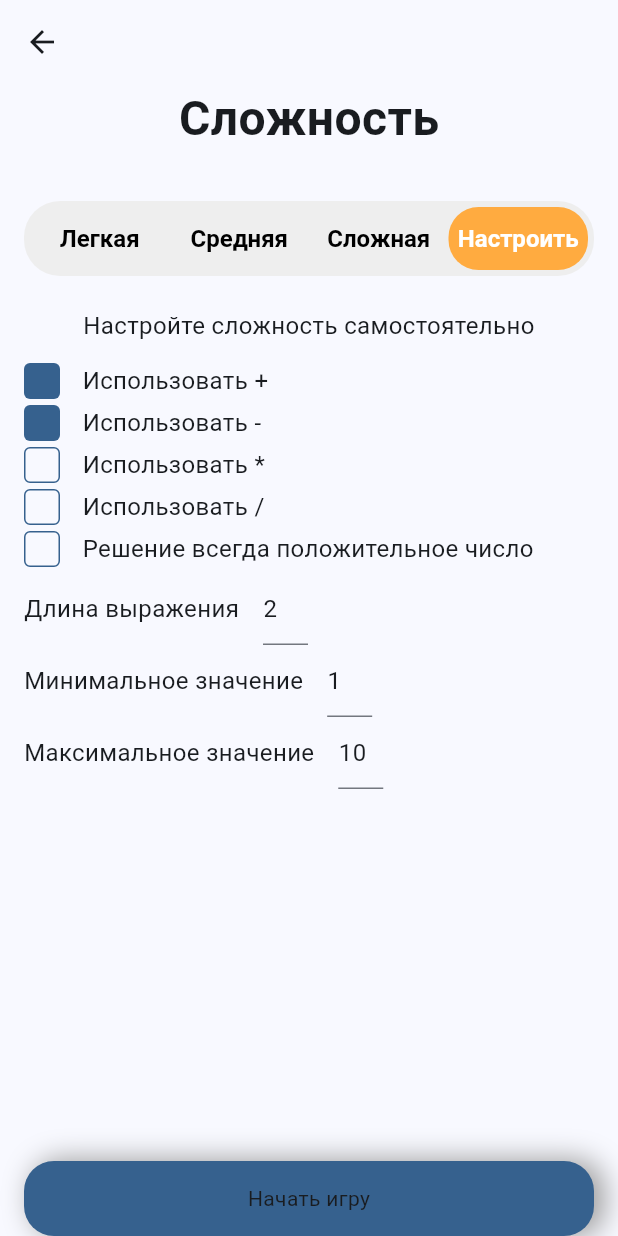
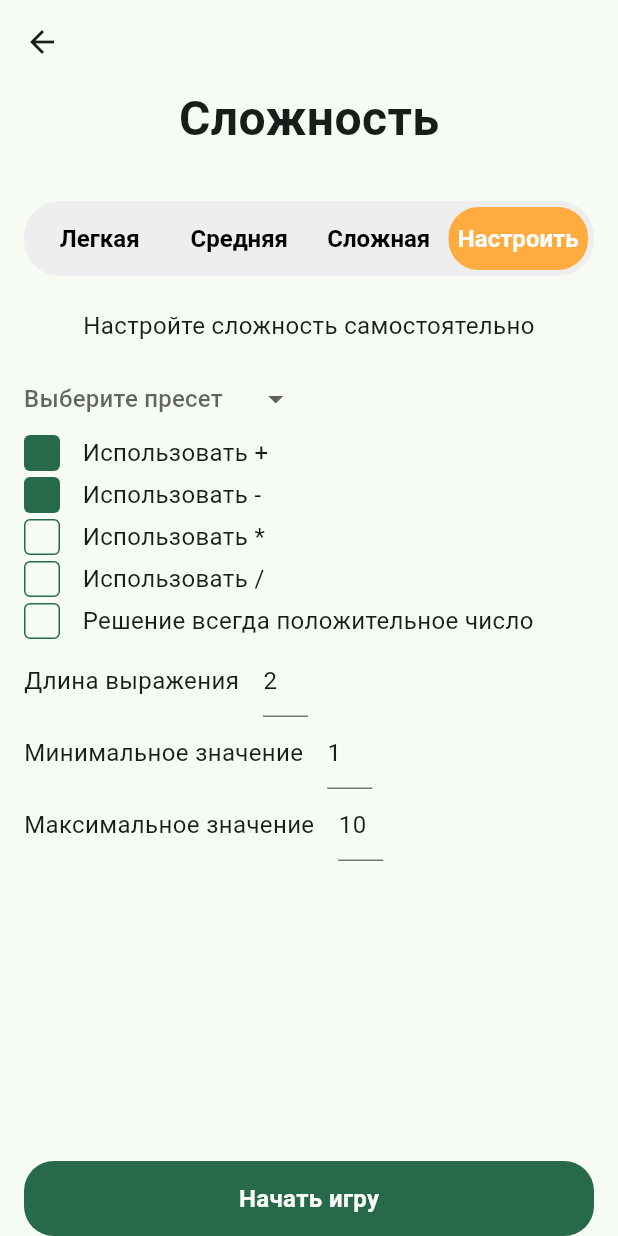
Before and after one commit to bulatBurganov/math_game, a Flutter app: the GameSettingsScreen screen opened by its route, after a tap on "Средняя", after a tap on "Сложная", after a tap on "Настроить", on a phone screen of 412 x 824 dp. Run offline on Flutter 3.47's test engine with Material 3 defaults, Android fonts, the phone set to English and light mode, and no system bars; our stand-ins replace auto_route, flutter_bloc, freezed_annotation; missing offline and left inert: flame.

Commit message:
added presets

```diff
--- a/lib/common/widgets/app_checkbox.dart
+++ b/lib/common/widgets/app_checkbox.dart
@@ -2,15 +2,15 @@
 
 class AppCheckBox extends StatefulWidget {
   const AppCheckBox({
-    Key? key,
+    super.key,
     this.onChange,
     this.size = 24,
-    required this.initialValue,
+    required this.value,
     this.title,
-  }) : super(key: key);
+  });
 
   final ValueChanged<bool>? onChange;
-  final bool initialValue;
+  final bool value;
   final double size;
   final String? title;
 
@@ -19,12 +19,22 @@
 }
 
 class _AppCheckBoxState extends State<AppCheckBox> {
-  late bool value;
+  late bool _value;
 
   @override
   void initState() {
-    value = widget.initialValue;
+    _value = widget.value;
     super.initState();
+  }
+
+  @override
+  void didUpdateWidget(covariant AppCheckBox oldWidget) {
+    if (widget.value != oldWidget.value) {
+      setState(() {
+        _value = widget.value;
+      });
+    }
+    super.didUpdateWidget(oldWidget);
   }
 
   @override
@@ -32,8 +42,8 @@
     return GestureDetector(
       onTap: () {
         setState(() {
-          value = !value;
-          widget.onChange?.call(value);
+          _value = !_value;
+          widget.onChange?.call(_value);
         });
       },
       child: Row(
@@ -41,11 +51,11 @@
           Container(
             clipBehavior: Clip.antiAlias,
             decoration: BoxDecoration(
-              color: value
+              color: _value
                   ? Theme.of(context).primaryColor
                   : Colors.transparent,
               border: Border.all(
-                color: value
+                color: _value
                     ? Colors.transparent
                     : Theme.of(context).primaryColor,
               ),
@@ -55,7 +65,7 @@
             height: widget.size,
             child: InkWell(
               child: Center(
-                child: value
+                child: _value
                     ? Icon(
                         Icons.check,
                         size: widget.size * 0.8,
--- a/lib/common/widgets/bounce_button.dart
+++ b/lib/common/widgets/bounce_button.dart
@@ -1,19 +1,27 @@
 import 'package:flutter/material.dart';
 
 class BounceButton extends StatefulWidget {
-  final Widget child;
+  final String text;
+  final Color? buttonColor;
+  final Color? textColor;
+  final double textSize;
   final Function onTap;
   final Duration duration;
   final Curve curve;
   final bool tapAfterAnimation;
+  final FontWeight? fontWeight;
 
   const BounceButton({
     super.key,
-    required this.child,
+    required this.text,
     required this.onTap,
     this.duration = const Duration(milliseconds: 150),
     this.curve = Curves.bounceIn,
     this.tapAfterAnimation = true,
+    this.buttonColor,
+    this.textColor,
+    this.textSize = 16,
+    this.fontWeight,
   });
 
   @override
@@ -76,22 +84,22 @@
               alignment: Alignment.center,
               duration: widget.duration,
               decoration: BoxDecoration(
-                boxShadow: [
-                  BoxShadow(
-                    color: Colors.grey.shade500,
-                    offset: const Offset(6, 0),
-                    blurRadius: 16,
-                    spreadRadius: 1,
-                  ),
-                ],
-                color: Theme.of(context).primaryColor,
+                color:
+                    widget.buttonColor ?? Theme.of(context).colorScheme.primary,
                 borderRadius: BorderRadius.circular(20),
               ),
               child: child,
             ),
           );
         },
-        child: widget.child,
+        child: Text(
+          widget.text,
+          style: TextStyle(
+            fontSize: widget.textSize,
+            color: widget.textColor ?? Theme.of(context).colorScheme.onPrimary,
+            fontWeight: widget.fontWeight ?? FontWeight.bold,
+          ),
+        ),
       ),
     );
   }
--- a/lib/l10n/intl_en.arb
+++ b/lib/l10n/intl_en.arb
@@ -25,5 +25,6 @@
     "maxShouldBeLargerThanMin":"Максимальное значение должно превышать минимальное",
     "lenMaxMinFieldsShoulBeFilled":"Поля длины выражения, минимального и максимального значения должны быть заполнены",
     "answerIsAlwaysPositive": "Решение всегда положительное число",
-    "multiplicationTablePreset": "Тренажер таблицы умножения"
+    "selectPreset": "Выберите пресет",
+    "multiplicationTable": "Таблица умножения"
 }
--- a/lib/l10n/intl_ru.arb
+++ b/lib/l10n/intl_ru.arb
@@ -25,5 +25,6 @@
     "maxShouldBeLargerThanMin":"Максимальное значение должно превышать минимальное",
     "lenMaxMinFieldsShoulBeFilled":"Поля длины выражения, минимального и максимального значения должны быть заполнены",
     "answerIsAlwaysPositive": "Решение всегда положительное число",
-    "multiplicationTablePreset": "Тренажер таблицы умножения"
+    "selectPreset": "Выберите пресет",
+    "multiplicationTable": "Таблица умножения"
 }
--- a/lib/math_game/domain/bloc/game_settings_bloc/game_settings_state.dart
+++ b/lib/math_game/domain/bloc/game_settings_bloc/game_settings_state.dart
@@ -12,16 +12,7 @@
 
   factory GameSettingsState.multiplicationTablePreset() => GameSettingsState(
     difficulty: GameDifficulty.user,
-    userSettings: const GameUserSettings(
-      useDivide: false,
-      usePlus: false,
-      useMinus: false,
-      useMultiply: true,
-      termLength: 2,
-      min: 1,
-      max: 9,
-      onlyPositiveResults: true,
-    ),
+    userSettings: GameUserSettings.multiplicationTable(),
   );
 }
 
@@ -37,7 +28,20 @@
     @Default(10) int? max,
     ValidationErrors? validationErrors,
     @Default(false) bool onlyPositiveResults,
+    GamePresets? preset,
   }) = _GameAdditionalSettings;
+
+  factory GameUserSettings.multiplicationTable() => const GameUserSettings(
+    useDivide: false,
+    usePlus: false,
+    useMinus: false,
+    useMultiply: true,
+    termLength: 2,
+    min: 1,
+    max: 9,
+    onlyPositiveResults: true,
+    preset: GamePresets.multiplicationTable,
+  );
 }
 
 enum ValidationErrors {
@@ -45,3 +49,5 @@
   minMaxAndLengthMustBeFilled,
   maxMustBeLargerThanMin,
 }
+
+enum GamePresets { none, multiplicationTable }
--- a/lib/math_game/ui/game_flow_wrapper_screen.dart
+++ b/lib/math_game/ui/game_flow_wrapper_screen.dart
@@ -10,8 +10,7 @@
 
 @RoutePage()
 class GameFlowWrapperScreen extends StatefulWidget implements AutoRouteWrapper {
-  final GamePresets? presets;
-  const GameFlowWrapperScreen({super.key, this.presets});
+  const GameFlowWrapperScreen({super.key});
 
   @override
   State<GameFlowWrapperScreen> createState() => _GameFlowWrapperScreenState();
@@ -31,13 +30,10 @@
     _gameFlowBloc = GameFlowBloc();
     _gameSettingsCubit = GameSettingsCubit(
       gameFlowBloc: _gameFlowBloc,
-      initialState: _getInitialGameSettings(),
+      initialState: GameSettingsState(),
     );
-    if (widget.presets == null) {
-      _gameFlowBloc.add(const GameFlowEventShowSettings());
-    } else {
-      _gameFlowBloc.add(const GameFlowEventStartGame());
-    }
+
+    _gameFlowBloc.add(const GameFlowEventShowSettings());
 
     super.initState();
   }
@@ -60,26 +56,11 @@
           } else if (state is GameFlowStateGameOver) {
             context.router.replace(GameOverRoute(scores: state.scores));
           } else if (state is GameFlowStateRestartGame) {
-            if (widget.presets != null) {
-              context.router.replace(const MathGameRoute());
-            } else {
-              context.router.replace(const GameSettingsRoute());
-            }
+            context.router.replace(const GameSettingsRoute());
           }
         },
         child: const AutoRouter(),
       ),
     );
   }
-
-  GameSettingsState _getInitialGameSettings() {
-    if (widget.presets == null) {
-      return GameSettingsState();
-    } else if (widget.presets == GamePresets.multiplicationTable) {
-      return GameSettingsState.multiplicationTablePreset();
-    }
-    return GameSettingsState();
-  }
 }
-
-enum GamePresets { multiplicationTable }
--- a/lib/math_game/ui/game_over_screen.dart
+++ b/lib/math_game/ui/game_over_screen.dart
@@ -59,7 +59,7 @@
                     const GameFlowEventRestartGame(),
                   );
                 },
-                child: Text(S.of(context).restart),
+                text: S.of(context).restart,
               ),
             ),
             const SizedBox(height: 16),
@@ -71,7 +71,7 @@
                     const GameFlowEventFinishGame(),
                   );
                 },
-                child: Text(S.of(context).finish_game),
+                text: S.of(context).finish_game,
               ),
             ),
           ],
--- a/lib/math_game/ui/game_settings_screen.dart
+++ b/lib/math_game/ui/game_settings_screen.dart
@@ -69,8 +69,10 @@
                       difficulty,
                     );
                   },
+                  onPresetChanged: (v) {
+                    context.read<GameSettingsCubit>().setPreset(v);
+                  },
                 ),
-
                 const Spacer(),
                 SizedBox(
                   height: 50,
@@ -78,7 +80,7 @@
                     onTap: () {
                       context.read<GameSettingsCubit>().submit();
                     },
-                    child: Text(S.of(context).start_game),
+                    text: S.of(context).start_game,
                   ),
                 ),
               ],
--- a/lib/math_game/ui/widget/difficulty_selector.dart
+++ b/lib/math_game/ui/widget/difficulty_selector.dart
@@ -17,6 +17,7 @@
     this.initialValue,
     required this.initialUserSettings,
     required this.onUserSettingsChanged,
+    required this.onPresetChanged,
   });
   final Duration swithDuration;
   final double height;
@@ -25,6 +26,7 @@
   final Function(GameDifficulty difficulty) onCahnged;
   final GameUserSettings initialUserSettings;
   final Function(GameUserSettings settings) onUserSettingsChanged;
+  final Function(GamePresets?) onPresetChanged;
 
   @override
   State<DifficultySelector> createState() => _DifficultySelectorState();
@@ -32,7 +34,6 @@
 
 class _DifficultySelectorState extends State<DifficultySelector> {
   int _selectedIndex = 0;
-
   @override
   void initState() {
     if (widget.initialValue != null) {
@@ -142,9 +143,14 @@
                   curve: Curves.easeInOutCubicEmphasized,
                   expand: _selectedIndex == 3,
                   child: Column(
+                    crossAxisAlignment: CrossAxisAlignment.start,
                     children: [
+                      _PresetSelector(
+                        onChanged: widget.onPresetChanged,
+                        value: widget.initialUserSettings.preset,
+                      ),
                       AppCheckBox(
-                        initialValue: widget.initialUserSettings.usePlus,
+                        value: widget.initialUserSettings.usePlus,
                         onChange: (value) {
                           widget.onUserSettingsChanged(
                             widget.initialUserSettings.copyWith(usePlus: value),
@@ -154,7 +160,7 @@
                       ),
                       const SizedBox(height: 4),
                       AppCheckBox(
-                        initialValue: widget.initialUserSettings.useMinus,
+                        value: widget.initialUserSettings.useMinus,
                         onChange: (value) {
                           widget.onUserSettingsChanged(
                             widget.initialUserSettings.copyWith(
@@ -166,7 +172,7 @@
                       ),
                       const SizedBox(height: 4),
                       AppCheckBox(
-                        initialValue: widget.initialUserSettings.useMultiply,
+                        value: widget.initialUserSettings.useMultiply,
                         onChange: (value) {
                           widget.onUserSettingsChanged(
                             widget.initialUserSettings.copyWith(
@@ -178,7 +184,7 @@
                       ),
                       const SizedBox(height: 4),
                       AppCheckBox(
-                        initialValue: widget.initialUserSettings.useDivide,
+                        value: widget.initialUserSettings.useDivide,
                         onChange: (value) {
                           widget.onUserSettingsChanged(
                             widget.initialUserSettings.copyWith(
@@ -190,8 +196,7 @@
                       ),
                       const SizedBox(height: 4),
                       AppCheckBox(
-                        initialValue:
-                            widget.initialUserSettings.onlyPositiveResults,
+                        value: widget.initialUserSettings.onlyPositiveResults,
                         onChange: (value) {
                           widget.onUserSettingsChanged(
                             widget.initialUserSettings.copyWith(
@@ -206,8 +211,7 @@
                         inputFormatters: [
                           FilteringTextInputFormatter.allow(RegExp('[2-9]')),
                         ],
-                        initialValue: widget.initialUserSettings.termLength
-                            .toString(),
+                        value: widget.initialUserSettings.termLength.toString(),
                         onChanged: (v) {
                           widget.onUserSettingsChanged(
                             widget.initialUserSettings.copyWith(
@@ -218,7 +222,7 @@
                         label: S.of(context).termLength,
                       ),
                       FormTextField(
-                        initialValue: widget.initialUserSettings.min.toString(),
+                        value: widget.initialUserSettings.min?.toString(),
                         onChanged: (v) {
                           widget.onUserSettingsChanged(
                             widget.initialUserSettings.copyWith(
@@ -229,7 +233,7 @@
                         label: S.of(context).minValue,
                       ),
                       FormTextField(
-                        initialValue: widget.initialUserSettings.max.toString(),
+                        value: widget.initialUserSettings.max.toString(),
                         onChanged: (v) {
                           widget.onUserSettingsChanged(
                             widget.initialUserSettings.copyWith(
@@ -280,3 +284,60 @@
     };
   }
 }
+
+class _PresetSelector extends StatefulWidget {
+  final Function(GamePresets? preset) onChanged;
+  final GamePresets? value;
+
+  const _PresetSelector({required this.onChanged, required this.value});
+  @override
+  State<_PresetSelector> createState() => _PresetSelectorState();
+}
+
+class _PresetSelectorState extends State<_PresetSelector> {
+  GamePresets? selected;
+
+  @override
+  void didUpdateWidget(covariant _PresetSelector oldWidget) {
+    if (widget.value != oldWidget.value) {
+      setState(() {
+        selected = widget.value;
+      });
+    }
+    super.didUpdateWidget(oldWidget);
+  }
+
+  @override
+  Widget build(BuildContext context) {
+    return DropdownButton<GamePresets>(
+      borderRadius: BorderRadius.circular(12),
+      underline: const Offstage(),
+      value: selected,
+      hint: Text(S.of(context).selectPreset),
+      items: GamePresets.values
+          .map(
+            (e) => DropdownMenuItem<GamePresets>(
+              value: e,
+              child: Text(_getPresetName(e)),
+            ),
+          )
+          .toList(),
+      onChanged: (v) {
+        setState(() {
+          if (v == GamePresets.none) {
+            v = null;
+          }
+          selected = v;
+
+          widget.onChanged(v);
+        });
+      },
+    );
+  }
+
+  String _getPresetName(GamePresets? preset) => switch (preset) {
+    GamePresets.multiplicationTable => S.of(context).multiplicationTable,
+    null => S.of(context).selectPreset,
+    GamePresets.none => S.of(context).selectPreset,
+  };
+}
--- a/lib/math_game/ui/widget/form_text_field.dart
+++ b/lib/math_game/ui/widget/form_text_field.dart
@@ -2,29 +2,44 @@
 import 'package:flutter/services.dart';
 
 class FormTextField extends StatefulWidget {
-  final String initialValue;
+  final String? value;
   final Function(String value) onChanged;
   final String label;
   final List<TextInputFormatter>? inputFormatters;
 
   const FormTextField({
     super.key,
-    required this.initialValue,
+    required this.value,
     required this.onChanged,
     required this.label,
     this.inputFormatters,
   });
+
   @override
   State<FormTextField> createState() => _FormTextFieldState();
 }
 
 class _FormTextFieldState extends State<FormTextField> {
-  final _controller = TextEditingController();
+  late final TextEditingController _controller;
 
   @override
   void initState() {
-    _controller.text = widget.initialValue;
+    _controller = TextEditingController(text: widget.value);
     super.initState();
+  }
+
+  @override
+  void didUpdateWidget(covariant FormTextField oldWidget) {
+    if (oldWidget.value != widget.value) {
+      _controller.text = widget.value ?? '';
+    }
+    super.didUpdateWidget(oldWidget);
+  }
+
+  @override
+  void dispose() {
+    _controller.dispose();
+    super.dispose();
   }
 
   @override
@@ -32,11 +47,11 @@
     return Row(
       crossAxisAlignment: CrossAxisAlignment.center,
       children: [
-        Text(widget.label, style: TextStyle(fontSize: 16)),
+        Text(widget.label, style: const TextStyle(fontSize: 16)),
         const SizedBox(width: 16),
         SizedBox(
           width: 30,
-          child: TextField(
+          child: TextFormField(
             onChanged: widget.onChanged,
             textInputAction: TextInputAction.done,
             decoration: const InputDecoration(counter: SizedBox()),
```
Also changed, not shown: lib/main.dart (+5 -23 lines), lib/main_menu/main_menu_screen.dart (+3 -16 lines), lib/math_game/domain/bloc/game_settings_bloc/game_settings_cubit.dart (+22 -1 lines), lib/math_game/ui/math_game_screen.dart (+4 -9 lines), lib/generated/intl/messages_en.dart, lib/generated/intl/messages_ru.dart, lib/generated/l10n.dart, lib/math_game/domain/bloc/game_settings_bloc/game_settings_state.freezed.dart, lib/router/app_router.gr.dart.
